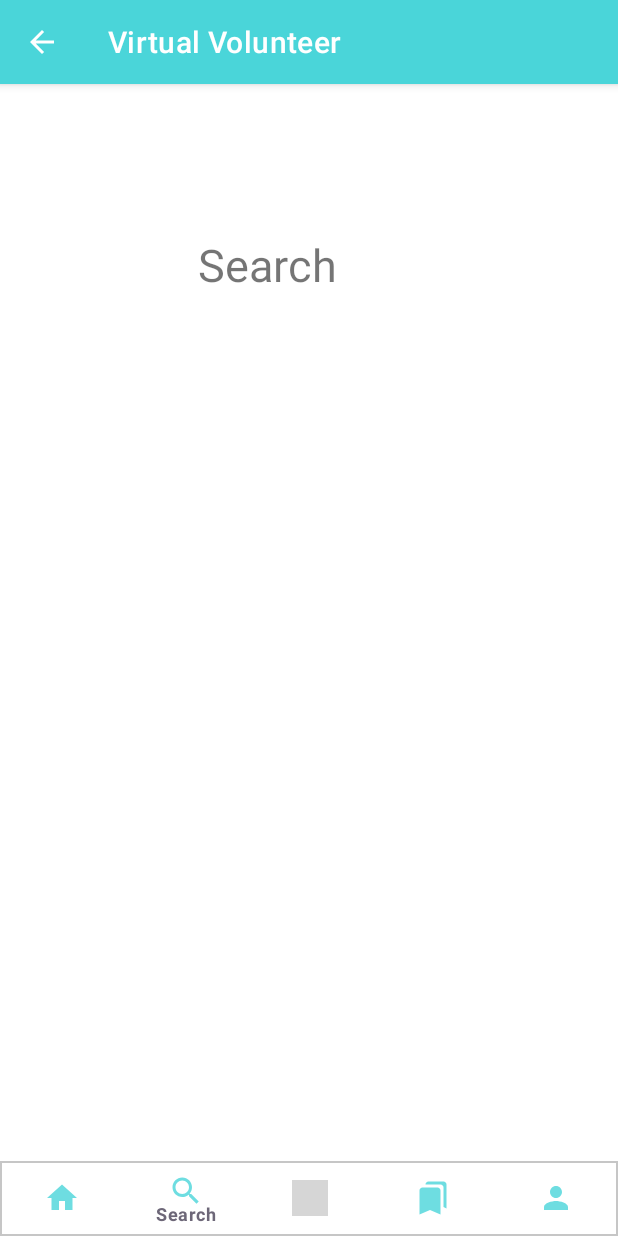
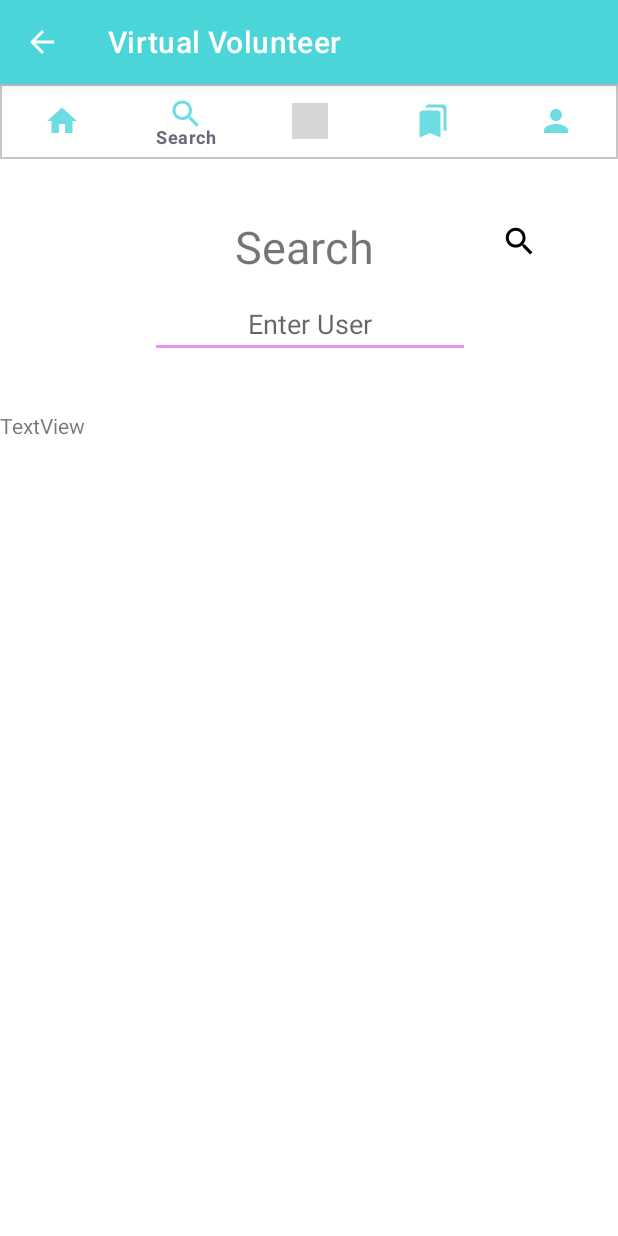
Before and after one commit to Hyma200/Reach, an Android app: the Search screen opened directly, with no data from a screen before it, on a phone screen of 412 x 824 dp. Run offline under Robolectric (Android 15) with nearby library versions, the phone set to English and light mode, and no system bars; our stand-ins replace Firebase (no records; nobody signed in at launch, a user with empty details on screens opened directly); grey boxes are pictures that could not be loaded.

Commit message:
Searching in Database

```diff
--- a/app/src/main/java/com/example/virtualvolunteer/Search.java
+++ b/app/src/main/java/com/example/virtualvolunteer/Search.java
@@ -1,18 +1,44 @@
 package com.example.virtualvolunteer;
 
+import android.media.Image;
 import android.os.Bundle;
 import android.view.Menu;
 import android.view.MenuItem;
+import android.view.View;
+import android.widget.EditText;
+import android.widget.ImageView;
+import android.widget.TextView;
 
+import androidx.annotation.NonNull;
+import androidx.annotation.Nullable;
 import androidx.appcompat.app.AppCompatActivity;
 
 import com.google.android.material.bottomnavigation.BottomNavigationView;
+import com.google.firebase.database.ChildEventListener;
+import com.google.firebase.database.DataSnapshot;
+import com.google.firebase.database.DatabaseError;
+import com.google.firebase.database.DatabaseReference;
+import com.google.firebase.database.FirebaseDatabase;
+import com.google.firebase.database.ValueEventListener;
+
+import org.w3c.dom.Text;
 
 public class Search extends AppCompatActivity {
+
+    private EditText name;
+    private ImageView image;
+    private TextView debug;
+
+    FirebaseDatabase database = FirebaseDatabase.getInstance();
+    DatabaseReference users = database.getReference("Users");
+
     @Override
     protected void onCreate(Bundle savedInstanceState) {
         super.onCreate(savedInstanceState);
         setContentView(R.layout.activity_search);
+        name = (EditText) findViewById(R.id.user);
+        image = (ImageView) findViewById(R.id.search_activity);
+        debug = (TextView) findViewById(R.id.debug);
 
         BottomNavigationView navView = findViewById(R.id.Bottom_navigation_icon);
         Navigation.enableNavigationClick(this, navView);
@@ -20,5 +46,33 @@ public class Search extends AppCompatActivity {
         Menu menu = navView.getMenu();
         MenuItem menuItem = menu.getItem(1);
         menuItem.setChecked(true);
+
+        image.setOnClickListener(v -> users.orderByChild("name").equalTo(name.getText().toString()).addChildEventListener(new ChildEventListener() {
+            @Override
+            public void onChildAdded(@NonNull DataSnapshot snapshot, @Nullable String previousChildName) {
+                debug.append(snapshot.toString());
+                debug.append(snapshot.child("email").getValue().toString());
+                debug.append(snapshot.child("name").getValue().toString());
+            }
+
+            @Override
+            public void onChildChanged(@NonNull DataSnapshot snapshot, @Nullable String previousChildName) {
+            }
+
+            @Override
+            public void onChildRemoved(@NonNull DataSnapshot snapshot) {
+
+            }
+
+            @Override
+            public void onChildMoved(@NonNull DataSnapshot snapshot, @Nullable String previousChildName) {
+
+            }
+
+            @Override
+            public void onCancelled(@NonNull DatabaseError error) {
+                debug.append(error.toString());
+            }
+        }));
     }
 }
--- /dev/null
+++ b/app/src/main/res/drawable/search_asset.xml
@@ -0,0 +1,15 @@
+<vector xmlns:android="http://schemas.android.com/apk/res/android"
+    android:width="108dp"
+    android:height="108dp"
+    android:viewportWidth="108"
+    android:viewportHeight="108"
+    android:tint="#000000">
+  <group android:scaleX="2.61"
+      android:scaleY="2.61"
+      android:translateX="22.68"
+      android:translateY="22.68">
+    <path
+        android:fillColor="@android:color/white"
+        android:pathData="M15.5,14h-0.79l-0.28,-0.27C15.41,12.59 16,11.11 16,9.5 16,5.91 13.09,3 9.5,3S3,5.91 3,9.5 5.91,16 9.5,16c1.61,0 3.09,-0.59 4.23,-1.57l0.27,0.28v0.79l5,4.99L20.49,19l-4.99,-5zM9.5,14C7.01,14 5,11.99 5,9.5S7.01,5 9.5,5 14,7.01 14,9.5 11.99,14 9.5,14z"/>
+  </group>
+</vector>
--- a/app/src/main/res/layout/activity_search.xml
+++ b/app/src/main/res/layout/activity_search.xml
@@ -1,34 +1,66 @@
 <?xml version="1.0" encoding="utf-8"?>
-<androidx.coordinatorlayout.widget.CoordinatorLayout xmlns:android="http://schemas.android.com/apk/res/android"
+<androidx.constraintlayout.widget.ConstraintLayout xmlns:android="http://schemas.android.com/apk/res/android"
     xmlns:app="http://schemas.android.com/apk/res-auto"
     xmlns:tools="http://schemas.android.com/tools"
     android:layout_width="match_parent"
     android:layout_height="match_parent"
     android:fitsSystemWindows="true">
 
-    <RelativeLayout
+    <TextView
+        android:id="@+id/location"
+        android:layout_width="182dp"
+        android:layout_height="38dp"
+        android:layout_marginStart="112dp"
+        android:layout_marginTop="88dp"
+        android:gravity="center"
+        android:text="Search"
+        android:textSize="30sp"
+        app:layout_constraintStart_toStartOf="parent"
+        app:layout_constraintTop_toTopOf="parent" />
+
+    <EditText
+        android:id="@+id/user"
+        android:layout_width="wrap_content"
+        android:layout_height="wrap_content"
+        android:layout_marginStart="100dp"
+        android:layout_marginTop="11dp"
+        android:ems="10"
+        android:gravity="center"
+        android:hint="Enter User"
+        android:inputType="textPersonName"
+        app:layout_constraintStart_toStartOf="parent"
+        app:layout_constraintTop_toBottomOf="@+id/location" />
+
+    <ImageView
+        android:id="@+id/search_activity"
+        android:layout_width="42dp"
+        android:layout_height="42dp"
+        android:layout_marginStart="12dp"
+        android:layout_marginTop="84dp"
+        android:clickable="true"
+        app:layout_constraintStart_toEndOf="@+id/user"
+        app:layout_constraintTop_toTopOf="parent"
+        app:srcCompat="@drawable/search_asset" />
+
+    <TextView
+        android:id="@+id/debug"
+        android:layout_width="wrap_content"
+        android:layout_height="wrap_content"
+        android:layout_marginTop="35dp"
+        android:text="TextView"
+        app:layout_constraintStart_toStartOf="parent"
+        app:layout_constraintTop_toBottomOf="@+id/user" />
+
+    <LinearLayout
         android:layout_width="match_parent"
-        android:layout_height="match_parent">
+        android:layout_height="match_parent"
+        android:orientation="vertical"
+        app:layout_constraintStart_toStartOf="parent"
+        tools:layout_editor_absoluteY="0dp">
 
-        <RelativeLayout
-            android:layout_width="match_parent"
-            android:layout_height="match_parent">
-
-            <include layout="@layout/layout_view_pager_center" />
-
-            <TextView
-                android:id="@+id/location"
-                android:layout_width="100dp"
-                android:layout_height="100dp"
-                android:layout_marginStart="132dp"
-                android:layout_marginTop="100dp"
-                android:text="Search"
-                android:textSize="30sp" />
-
-        </RelativeLayout>
-
-        <include layout="@layout/layout_bottom_navigation_toolbar" />
-
-    </RelativeLayout>
-
-</androidx.coordinatorlayout.widget.CoordinatorLayout>
+        <include
+            layout="@layout/layout_bottom_navigation_toolbar"
+            android:layout_width="wrap_content"
+            android:layout_height="wrap_content" />
+    </LinearLayout>
+</androidx.constraintlayout.widget.ConstraintLayout>
--- /dev/null
+++ b/app/src/main/res/mipmap-anydpi-v26/search_launcher.xml
@@ -0,0 +1,5 @@
+<?xml version="1.0" encoding="utf-8"?>
+<adaptive-icon xmlns:android="http://schemas.android.com/apk/res/android">
+    <background android:drawable="@drawable/search_launcher_background"/>
+    <foreground android:drawable="@drawable/search_asset"/>
+</adaptive-icon>
--- /dev/null
+++ b/app/src/main/res/mipmap-anydpi-v26/search_launcher_round.xml
@@ -0,0 +1,5 @@
+<?xml version="1.0" encoding="utf-8"?>
+<adaptive-icon xmlns:android="http://schemas.android.com/apk/res/android">
+    <background android:drawable="@drawable/search_launcher_background"/>
+    <foreground android:drawable="@drawable/search_asset"/>
+</adaptive-icon>
```
Also changed, not shown: app/src/main/AndroidManifest.xml (+5 -11 lines), app/src/main/res/drawable/search_launcher_background.xml (added, +74 -0 lines), app/src/main/res/values/strings.xml (+9 -0 lines), app/src/main/res/mipmap-hdpi/search_launcher.png (added), app/src/main/res/mipmap-hdpi/search_launcher_round.png (added), app/src/main/res/mipmap-mdpi/search_launcher.png (added), app/src/main/res/mipmap-mdpi/search_launcher_round.png (added), app/src/main/res/mipmap-xhdpi/search_launcher.png (added), app/src/main/res/mipmap-xhdpi/search_launcher_round.png (added), app/src/main/res/mipmap-xxhdpi/search_launcher.png (added), app/src/main/res/mipmap-xxhdpi/search_launcher_round.png (added), app/src/main/res/mipmap-xxxhdpi/search_launcher.png (added), app/src/main/res/mipmap-xxxhdpi/search_launcher_round.png (added), app/src/main/search_launcher-playstore.png (added).
